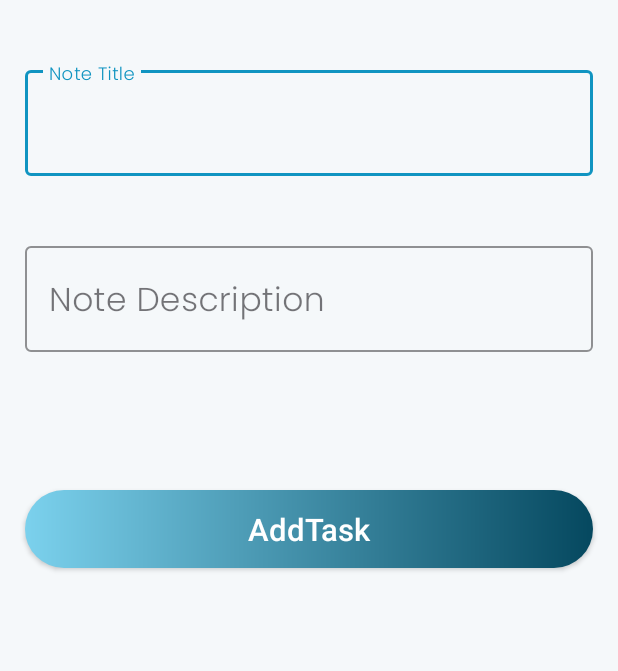
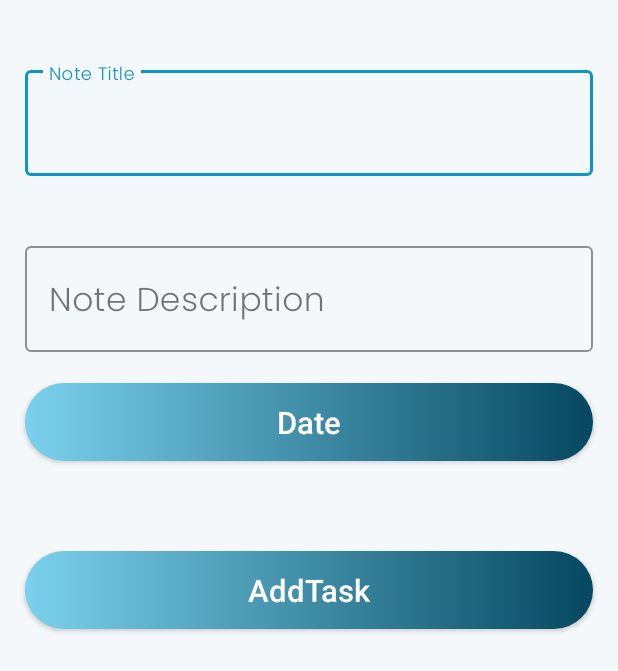
Before and after one commit to MhmdIbrahim1/TodoListApp, an Android app: the layout fragment_add_task_title.xml on its own in the app's theme, with its tools: preview values and no code run, on a phone screen of 412 x 824 dp. Shown: the top 671 px of the screen. Run offline under Robolectric (Android 15) with nearby library versions, the phone set to English and light mode, and no system bars.

```diff
--- a/app/build.gradle
+++ b/app/build.gradle
@@ -55,4 +55,7 @@ dependencies {
     //recyclerview
     implementation 'androidx.recyclerview:recyclerview:1.2.1'
 
+    // calendar view
+    implementation 'com.applandeo:material-calendar-view:1.7.0'
+
 }
--- a/app/src/main/res/layout/fragment_add_task_title.xml
+++ b/app/src/main/res/layout/fragment_add_task_title.xml
@@ -80,14 +80,29 @@
         android:layout_height="@dimen/_40sdp"
         android:layout_below="@id/taskTitle_etLayout"
         android:layout_alignParentEnd="true"
-        android:layout_marginTop="92dp"
+        android:layout_marginTop="60dp"
         android:background="@drawable/ccustombutton"
         android:text="@string/add_task"
         android:textAllCaps="false"
         android:textColor="@color/white"
         android:textSize="@dimen/_16ssp"
         app:layout_constraintEnd_toEndOf="@+id/taskTitle_etLayout"
-        app:layout_constraintHorizontal_bias="1.0"
+        app:layout_constraintHorizontal_bias="0.0"
         app:layout_constraintStart_toStartOf="@+id/taskTitle_etLayout"
+        app:layout_constraintTop_toBottomOf="@+id/date_btn" />
+
+    <androidx.appcompat.widget.AppCompatButton
+        android:id="@+id/date_btn"
+        android:layout_width="0dp"
+        android:layout_height="@dimen/_40sdp"
+        android:layout_marginTop="@dimen/_16sdp"
+        android:text="Date"
+        android:textAllCaps="false"
+        android:textColor="@color/white"
+        android:textSize="@dimen/_16ssp"
+        android:background="@drawable/ccustombutton"
+        app:layout_constraintEnd_toStartOf="@+id/rightGuideLine"
+        app:layout_constraintStart_toStartOf="@+id/taskDescription_etLayout"
         app:layout_constraintTop_toBottomOf="@+id/taskDescription_etLayout" />
+
 </androidx.constraintlayout.widget.ConstraintLayout>
--- a/app/src/main/res/layout/fragment_home.xml
+++ b/app/src/main/res/layout/fragment_home.xml
@@ -31,8 +31,8 @@
         <androidx.recyclerview.widget.RecyclerView
             android:id="@+id/recyclerView"
             android:layout_width="0dp"
-            android:layout_height="wrap_content"
-            android:layout_marginTop="@dimen/_25sdp"
+            android:layout_height="0dp"
+            app:layout_constraintBottom_toBottomOf="parent"
             app:layout_constraintEnd_toEndOf="@id/rightGuideLine"
             app:layout_constraintHorizontal_bias="0.0"
             app:layout_constraintStart_toStartOf="@id/leftGuideLine"
--- a/app/src/main/res/layout/slider_layout.xml
+++ b/app/src/main/res/layout/slider_layout.xml
@@ -19,19 +19,21 @@
         android:id="@+id/texttitle"
         android:layout_width="match_parent"
         android:layout_height="wrap_content"
+        android:layout_marginStart="@dimen/_8sdp"
         android:layout_marginTop="50dp"
+        android:layout_marginEnd="@dimen/_8sdp"
         android:fontFamily="@font/poppins_thin"
         android:text="heading one"
         android:textAlignment="center"
         android:textColor="@color/background_intro__mentv_2"
-        android:textSize="28dp"/>
+        android:textSize="22dp" />
 
     <TextView
         android:id="@+id/textdeccription"
         android:layout_width="match_parent"
         android:layout_height="wrap_content"
         android:layout_marginHorizontal="30dp"
-        android:fontFamily="@font/poppins"
+        android:fontFamily="@font/poppins_light"
         android:text="description one"
         android:textAlignment="center"
         android:textColor="@color/background_intro__mentv_2"
```
Also changed, not shown: app/src/main/java/com/example/todolistapp/OnBoardingActivity.java (+26 -39 lines), app/src/main/java/com/example/todolistapp/adapters/TaskAdapter.java (+22 -1 lines), app/src/main/java/com/example/todolistapp/data/db/DatabaseAdapter.java (+10 -2 lines), app/src/main/java/com/example/todolistapp/data/models/Task.java (+11 -2 lines), app/src/main/java/com/example/todolistapp/fragments/AddTaskTitleFragment.java (+58 -12 lines), app/src/main/java/com/example/todolistapp/fragments/HomeFragment.java (+9 -0 lines), app/src/main/res/layout/item_task_title.xml (+23 -1 lines).
